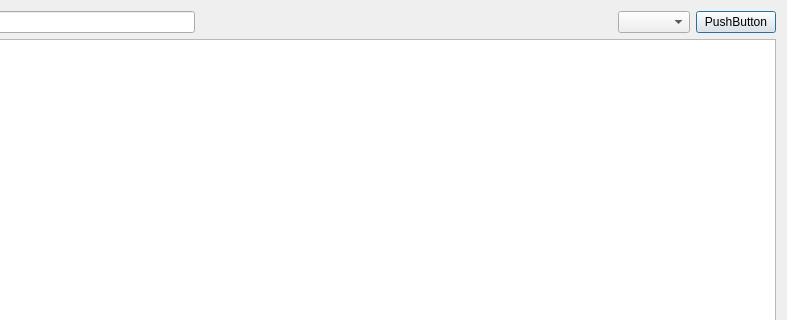
Above: src/modules/application/ApplicationLogsDialog.ui from jensvogt/awsmock-qt-ui before the change; both pictures show x 309 to 1096 and y 0 to 320 of the 1096 by 683 pixel window. Below: the same form after it.
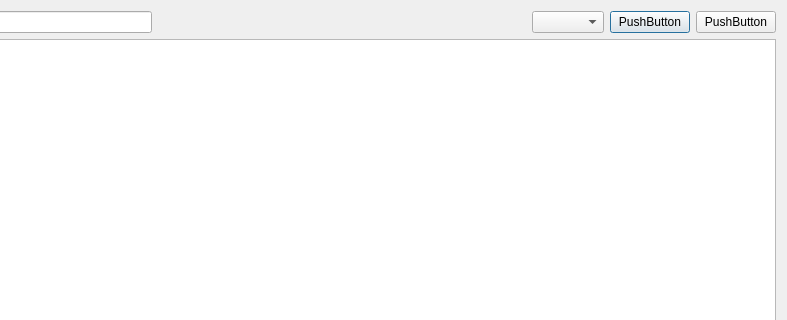
That is the form after the change.

Commit message: fix: auto scroll buttons

Patch:
```diff
--- a/src/modules/application/ApplicationLogsDialog.ui
+++ b/src/modules/application/ApplicationLogsDialog.ui
@@ -64,6 +64,16 @@
      <item>
       <widget class="QComboBox" name="levelCombo"/>
      </item>
+     <item>
+      <widget class="QPushButton" name="autoScrollButton">
+       <property name="text">
+        <string>PushButton</string>
+       </property>
+       <property name="checkable">
+        <bool>true</bool>
+       </property>
+      </widget>
+     </item>
      <item>
       <widget class="QPushButton" name="clearButton">
        <property name="text">
```
The commit also changes 4 other files.
